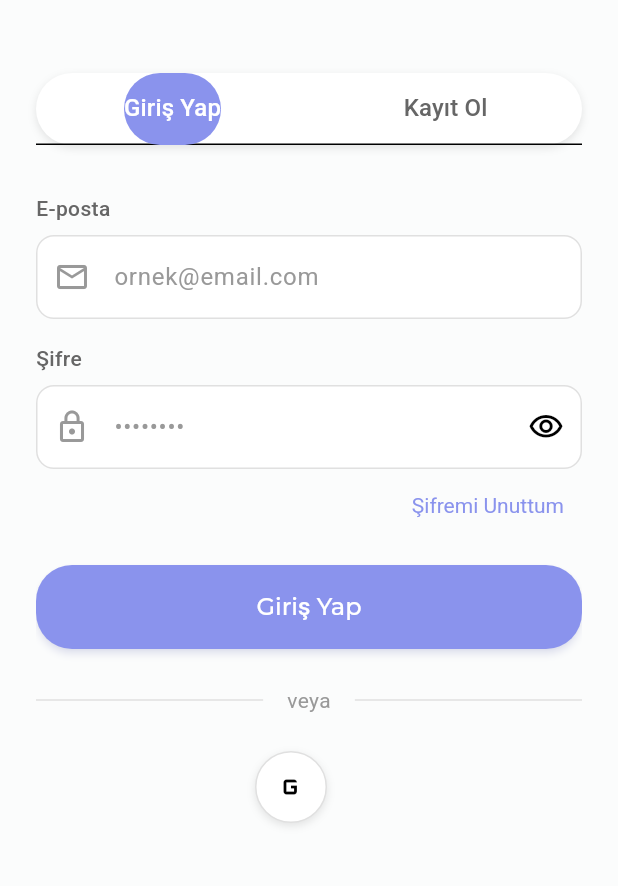
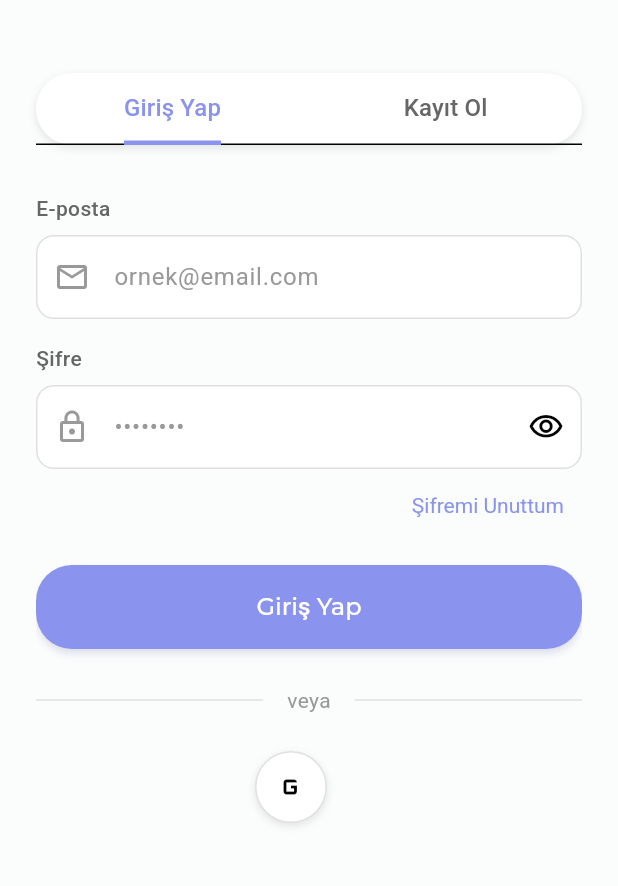
Before and after one commit to emrnel/pitchup, a Flutter app: the AuthScreen screen opened directly, on a phone screen of 412 x 824 dp, the part 194-1080 px from its top. Run offline on Flutter 3.47's test engine with Material 3 defaults, Android fonts, the light colour scheme and no system bars; our stand-ins replace cached_network_image, cloud_firestore, connectivity_plus, firebase_analytics, firebase_auth, firebase_core and 12 more; missing offline and left inert: video_compress; accounts and stored records are empty; generated files the repository leaves out were written again.

Commit message:
Firebase bugs solved

```diff
--- a/lib/core/managers/analytics_manager.dart
+++ b/lib/core/managers/analytics_manager.dart
@@ -113,7 +113,9 @@ class AnalyticsManager {
   }) async {
     await _analytics.logEvent(
       name: name,
-      parameters: parameters,
+      // Hata düzeltmesi: Map'i <String, Object> tipine çevir
+      parameters:
+          parameters?.map((key, value) => MapEntry(key, value as Object)),
     );
   }
 }
--- a/lib/data/services/auth_service.dart
+++ b/lib/data/services/auth_service.dart
@@ -35,7 +35,8 @@ class AuthService {
   }
 
   static Future<void> updateEmail(String newEmail) async {
-    await currentUser?.updateEmail(newEmail);
+    // Hata düzeltmesi: API değişti
+    await currentUser?.verifyBeforeUpdateEmail(newEmail);
   }
 
   static Future<void> deleteAccount() async {
--- a/lib/presentation/screens/auth/auth_screen.dart
+++ b/lib/presentation/screens/auth/auth_screen.dart
@@ -104,13 +104,19 @@ class _AuthScreenState extends State<AuthScreen>
                           ),
                           child: TabBar(
                             controller: _tabController,
-                            indicator: BoxDecoration(
-                              color: AppColors.primaryColor,
-                              borderRadius: BorderRadius.circular(
-                                  AppDimensions.radiusXLarge),
+                            // HATA DÜZELTME: Yuvarlak gösterge (BoxDecoration) yerine
+                            // alt çizgi (UnderlineTabIndicator) kullanıldı.
+                            indicator: const UnderlineTabIndicator(
+                              borderSide: BorderSide(
+                                color: AppColors.primaryColor,
+                                width: 3.0, // Çizgi kalınlığı
+                              ),
+                              // insets: EdgeInsets.symmetric(horizontal: 16.0), // Gerekirse çizgi uzunluğunu ayarlar
                             ),
-                            labelColor: Colors.white,
-                            unselectedLabelColor: AppColors.textSecondary,
+                            labelColor:
+                                AppColors.primaryColor, // Seçili metin rengi
+                            unselectedLabelColor: AppColors
+                                .textSecondary, // Seçili olmayan metin rengi
                             labelStyle: AppTypography.bodyLargeText.copyWith(
                               fontWeight: AppTypography.fontMedium,
                             ),
```
Also changed, not shown: lib/presentation/screens/main/offers/offers_screen.dart (+6 -5 lines), lib/presentation/screens/main/upload/upload_screen.dart (+12 -8 lines), pubspec.yaml (+13 -13 lines), lib/presentation/screens/main/profile/profile_screen.dart (line endings or trailing spaces), pubspec.lock, 3 other files.
